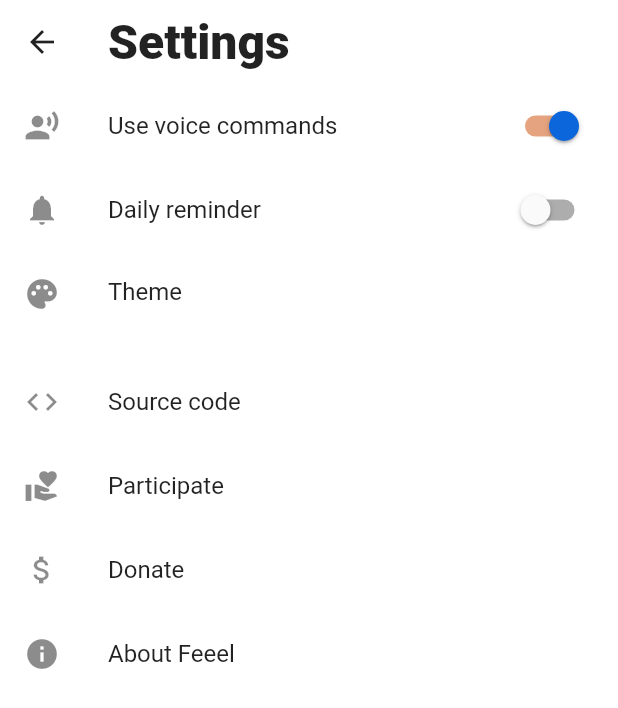
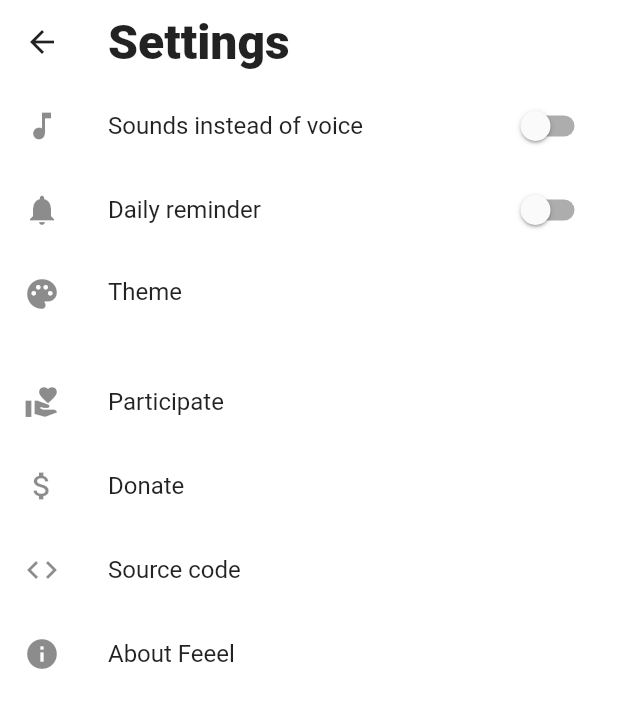
Before and after one commit to EnjoyingFOSS/feeel, a Flutter app: the SettingsScreen screen opened directly, on a phone screen of 412 x 824 dp. Shown: the top 708 px of the screen. Run offline on Flutter 3.47's test engine with Material 2 defaults, Android fonts, the phone set to English and light mode, and no system bars; our stand-ins replace adaptive_theme, audioplayers, flutter_local_notifications, flutter_native_timezone, flutter_tts, i18n_extension and 8 more; missing offline and left inert: flutter_mailer, image_picker_for_web, shared_preferences_web, wakelock_web; accounts and stored records are empty.

Commit message:
Clearer sound setting text

```diff
--- a/lib/i18n/translations.dart
+++ b/lib/i18n/translations.dart
@@ -1070,7 +1070,7 @@ Pasos del ejercicio:
 "de": """Sprachbefehle verwenden""",
 "ru": """Используйте голосовые команды""",
 "pt": """Usar comandos de voz""",
-"en": """Use voice commands""",
+"en": """Sounds instead of voice""",
 "it": """Usa comandi vocali""",
 "fr": """Utiliser les commandes vocales""",
 "eu": """Erabili ahots-komandoak""",
--- a/lib/screens/settings.dart
+++ b/lib/screens/settings.dart
@@ -78,15 +78,15 @@ class _SettingsScreenState extends State<SettingsScreen> {
                 return ListView(
                   children: <Widget>[
                     SwitchListTile.adaptive(
-                      secondary: Icon(Icons.record_voice_over),
-                      value: !(settingsBundle.preferences
+                      secondary: Icon(Icons.music_note),
+                      value: (settingsBundle.preferences
                               .getBool(PreferenceKeys.TTS_DISABLED_PREF) ??
                           false),
-                      title: Text("Use voice commands".i18n),
+                      title: Text("Sounds instead of voice".i18n),
                       onChanged: (bool newValue) {
                         setState(() {
                           settingsBundle.preferences.setBool(
-                              PreferenceKeys.TTS_DISABLED_PREF, !newValue);
+                              PreferenceKeys.TTS_DISABLED_PREF, newValue);
                         });
                       },
                     ),
@@ -138,12 +138,6 @@ class _SettingsScreenState extends State<SettingsScreen> {
                       },
                     ),
                     ListTile(
-                      leading: Icon(Icons.code),
-                      title: Text("Source code".i18n),
-                      onTap: () =>
-                          _launchURL("https://gitlab.com/enjoyingfoss/feeel/"),
-                    ),
-                    ListTile(
                       leading: Icon(Icons.volunteer_activism),
                       title: Text("Participate".i18n),
                       onTap: () => _launchURL(
@@ -153,6 +147,12 @@ class _SettingsScreenState extends State<SettingsScreen> {
                       leading: Icon(Icons.attach_money),
                       title: Text("Donate".i18n),
                       onTap: () => _launchURL("https://liberapay.com/Feeel/"),
+                    ),
+                    ListTile(
+                      leading: Icon(Icons.code),
+                      title: Text("Source code".i18n),
+                      onTap: () =>
+                          _launchURL("https://gitlab.com/enjoyingfoss/feeel/"),
                     ),
                     ListTile(
                       leading: Icon(Icons.info),
--- a/strings/ui/en.json
+++ b/strings/ui/en.json
@@ -68,7 +68,7 @@
     "btnAddPhotoFromGallery": "Add photo from gallery",
     "btnTakeAPhoto": "Take a photo",
     "btnAddALinkToPhotos": "Add a link to your photo(s)",
-    "btnEnableTTS": "Use voice commands",
+    "btnDisableTTS": "Sounds instead of voice",
     "btnAdjustTiming": "Adjust timing",
     "btnDoneEditingTiming": "Done editing timing"
 }
```
